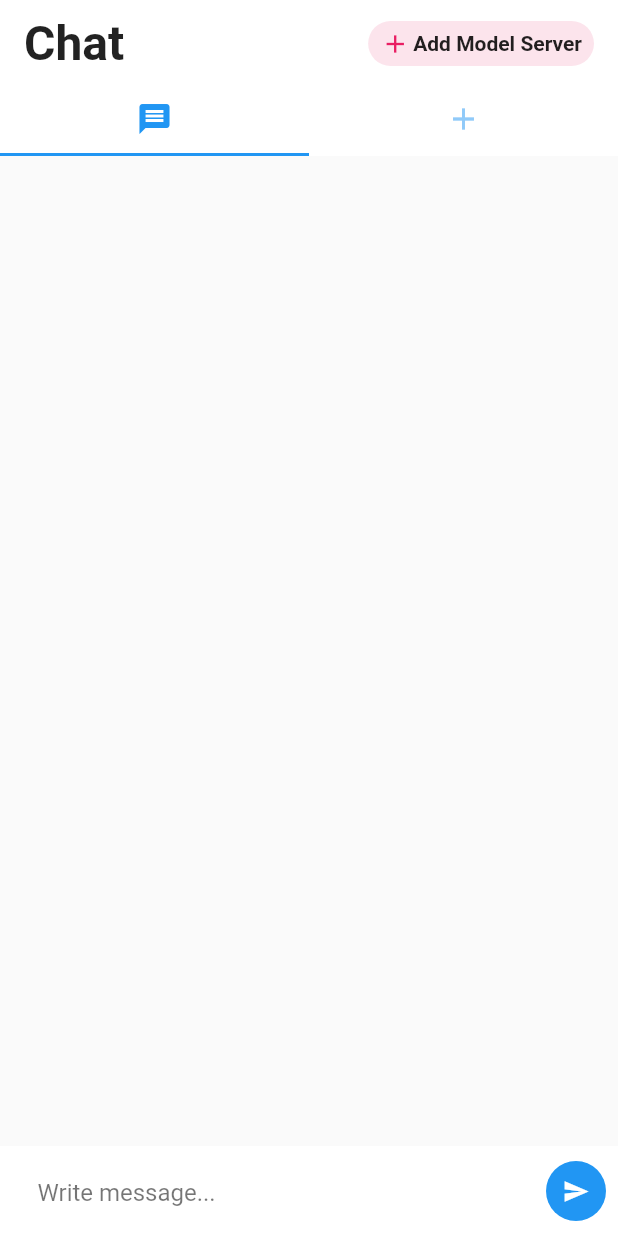
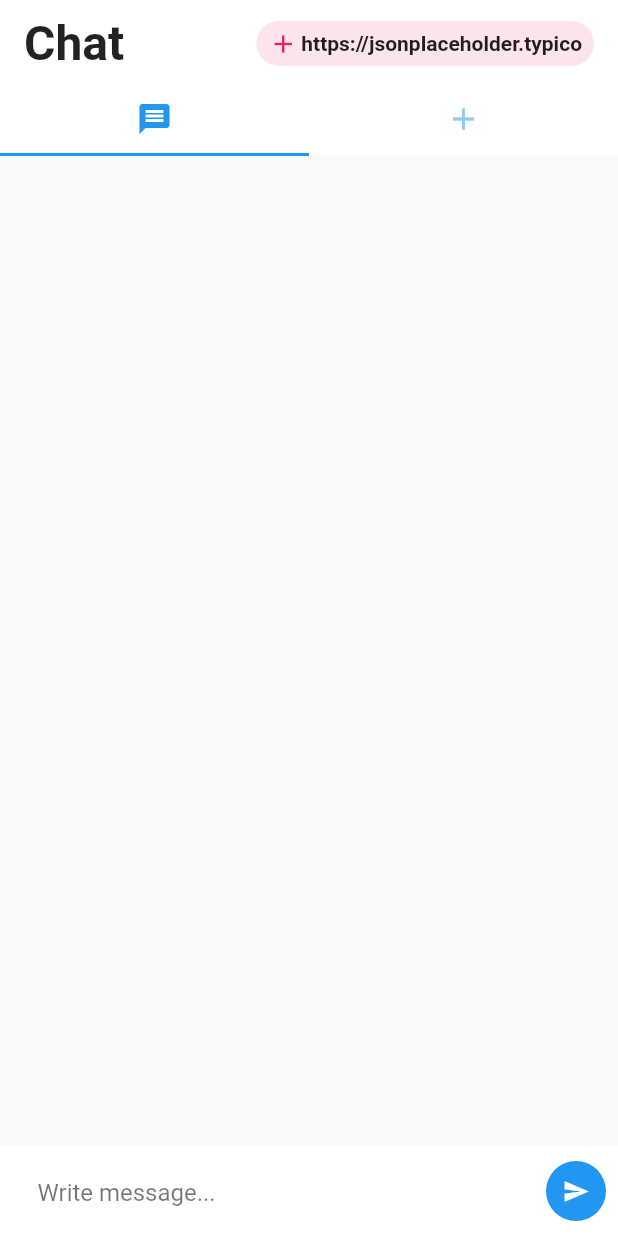
Before and after one commit to shambu09/chat-bot-app, a Flutter app: the screen it shows after launch, after a tap on the "send" icon, on a phone screen of 412 x 824 dp. Run offline on Flutter 3.47's test engine with Material 2 defaults, Android fonts, the phone set to English and light mode, and no system bars.

Commit message:
Integerated Server change, State flow resolved and status display

```diff
--- a/lib/models/chatMessageModel.dart
+++ b/lib/models/chatMessageModel.dart
@@ -3,6 +3,5 @@ import 'package:flutter/cupertino.dart';
 class ChatMessage {
   String messageContent;
   String messageType;
-  ChatMessage(
-      {@required this.messageContent = "", @required this.messageType = ""});
+  ChatMessage({required this.messageContent, required this.messageType});
 }
--- a/lib/screens/chatDetailPage.dart
+++ b/lib/screens/chatDetailPage.dart
@@ -1,72 +1,33 @@
-import 'package:http/http.dart' as http;
 import 'package:flutter/material.dart';
-import 'dart:convert';
 import 'package:myapp/models/chatMessageModel.dart';
 
-class ChatDetailPage extends StatefulWidget {
-  String address = "";
-  ChatDetailPage(String _address) {
-    address = _address;
-  }
-
-  @override
-  _ChatDetailPageState createState() => _ChatDetailPageState(address);
-}
-
-class _ChatDetailPageState extends State<ChatDetailPage> {
+class ChatDetailPage extends StatelessWidget {
   List<ChatMessage> messages = [];
-  String tmp = "";
   final myController = TextEditingController();
   String modelip = "";
 
-  _ChatDetailPageState(String address) {
-    modelip = address;
-  }
+  Function handleResponse = () {};
+  Function handleClick = () {};
 
-  sendReq(String query) async {
-    final response = await http.get(Uri.parse(modelip));
-
-    if (response.statusCode == 200) {
-      handleResponse(jsonDecode(response.body)["title"]);
-    } else {
-      throw Exception('Failed to load album');
-    }
-  }
-
-  handleResponse(String res) {
-    setState(() {
-      messages.insert(
-          0, ChatMessage(messageContent: res, messageType: "receiver"));
-    });
-  }
-
-  handleCLick() {
-    setState(() {
-      tmp = myController.text;
-      if (tmp != "") {
-        sendReq(tmp);
-        messages.insert(
-            0, ChatMessage(messageContent: tmp, messageType: "sender"));
-        myController.clear();
-      }
-    });
+  ChatDetailPage(List<ChatMessage> messages, String modelip,
+      Function handleResponse, Function handleClick) {
+    this.modelip = modelip;
+    this.messages = messages;
+    this.handleClick = handleClick;
+    this.handleResponse = handleResponse;
   }
 
   @override
   void dispose() {
-    // Clean up the controller when the widget is disposed.
     myController.dispose();
-    super.dispose();
   }
 
   @override
   Widget build(BuildContext context) {
-    print("-------------------ChatDetailPage: $modelip");
     return Scaffold(
       body: Stack(
         children: <Widget>[
-          Column(mainAxisSize: MainAxisSize.max, //Add this line onyour column
-              children: [
+          Column(mainAxisSize: MainAxisSize.max, children: [
             Expanded(
               child: ListView.builder(
                 itemCount: messages.length,
@@ -78,20 +39,30 @@ class _ChatDetailPageState extends State<ChatDetailPage> {
                     padding: EdgeInsets.only(
                         left: 16, right: 16, top: 10, bottom: 10),
                     child: Align(
-                          alignment: (messages[index].messageType == "receiver"
+                      alignment: (messages[index].messageType == "status"
+                          ? Alignment.topCenter
+                          : messages[index].messageType == "receiver"
                               ? Alignment.topLeft
                               : Alignment.topRight),
                       child: Container(
                         decoration: BoxDecoration(
                           borderRadius: BorderRadius.circular(20),
-                              color: (messages[index].messageType == "receiver"
-                                  ? Colors.grey.shade200
+                          color: (messages[index].messageType == "status"
+                              ? Colors.transparent
+                              : messages[index].messageType == "receiver"
+                                  ? Colors.pink[50]
                                   : Colors.blue[200]),
                         ),
                         padding: EdgeInsets.all(16),
                         child: Text(
                           messages[index].messageContent,
-                              style: TextStyle(fontSize: 15),
+                          style: TextStyle(
+                              fontSize: (messages[index].messageType == "status"
+                                  ? 13
+                                  : 15),
+                              color: (messages[index].messageType == "status"
+                                  ? Colors.black54
+                                  : Colors.black)),
                         ),
                       ),
                     ),
@@ -125,8 +96,8 @@ class _ChatDetailPageState extends State<ChatDetailPage> {
                     ),
                     FloatingActionButton(
                       onPressed: () {
-                            handleCLick();
-                            print("pressed");
+                        handleClick(myController.text);
+                        myController.clear();
                       },
                       child: Icon(
                         Icons.send,
--- a/lib/screens/homePage.dart
+++ b/lib/screens/homePage.dart
@@ -1,5 +1,8 @@
 import 'homePageStyle.dart';
 import 'package:flutter/material.dart';
+import 'package:myapp/models/chatMessageModel.dart';
+import 'dart:convert';
+import 'package:http/http.dart' as http;
 
 class HomePage extends StatefulWidget {
   @override
@@ -7,16 +10,59 @@ class HomePage extends StatefulWidget {
 }
 
 class _HomePage extends State<HomePage> {
-  String address = "https://jsonplaceholder.typicode.com/albums/1";
+  List<ChatMessage> messages = [];
+  String tmp = "";
+  final myController = TextEditingController();
+  String modelip = "https://jsonplaceholder.typicode.com/albums/1";
 
-  handleAdChange(_address) {
-    print("-------------------------------homePage: $_address");
+  handleAdChange(address) {
+    this.setState(() {
+      if (address != "") {
+        modelip = address;
+        messages.insert(
+            0,
+            ChatMessage(
+                messageContent: "Server Changed: '$modelip'",
+                messageType: "status"));
+      }
+    });
+    print("-------------------------------homePage: $address");
+  }
+
+  sendReq(String query) async {
+    try {
+      final response = await http.get(Uri.parse(modelip));
+      if (response.statusCode == 200) {
+        handleResponse(jsonDecode(response.body)["title"]);
+      } else {
+        throw Exception('Failed to load album');
+      }
+    } catch (e) {
+      handleResponse("Invalid Config");
+    }
+  }
+
+  handleResponse(String res) {
     setState(() {
-      address = _address;
+      messages.insert(
+          0, ChatMessage(messageContent: res, messageType: "receiver"));
     });
   }
 
+  handleClick(String tmp) {
+    print("----------------------------------------$modelip");
+    setState(() {
+      if (tmp != "") {
+        sendReq(tmp);
+        messages.insert(
+            0, ChatMessage(messageContent: tmp, messageType: "sender"));
+      }
+    });
+  }
+
+  @override
   Widget build(BuildContext context) {
-    return HomePageStyle(handleAdChange, address);
+    return HomePageStyle(
+        handleAdChange, modelip, handleClick, handleResponse, messages);
   }
 }
--- a/lib/screens/homePageStyle.dart
+++ b/lib/screens/homePageStyle.dart
@@ -1,5 +1,7 @@
 import 'dart:ui';
+import 'dart:math';
 
+import 'package:myapp/models/chatMessageModel.dart';
 import 'package:flutter/material.dart';
 import 'package:myapp/screens/chatDetailPage.dart';
 
@@ -11,7 +13,7 @@ Future<dynamic> createDialog(BuildContext context) {
       context: context,
       builder: (context) {
         return AlertDialog(
-          title: Text("Model server address: "),
+          title: Text("Model Server Address: "),
           content: TextField(
             controller: _controller,
           ),
@@ -21,7 +23,6 @@ Future<dynamic> createDialog(BuildContext context) {
               child: Text("Add"),
               onPressed: () {
                 tmp = _controller.text.toString();
-                print("-------------------------------homePageStyle: $tmp");
                 Navigator.of(context).pop(tmp);
               },
             )
@@ -31,18 +32,20 @@ Future<dynamic> createDialog(BuildContext context) {
 }
 
 class HomePageStyle extends StatelessWidget {
-  final tab = new TabBar(tabs: <Tab>[
-    new Tab(icon: new Icon(Icons.arrow_forward)),
-    new Tab(icon: new Icon(Icons.arrow_downward)),
-    new Tab(icon: new Icon(Icons.arrow_back)),
-  ]);
-
-  String address = "";
+  List<ChatMessage> messages = [];
+  String modelip = "";
+  Function handleResponse = () {};
+  Function handleClick = () {};
   Function callback = () {};
 
-  HomePageStyle(Function _callback, String _address) {
-    callback = _callback;
-    address = _address;
+  HomePageStyle(Function callback, String modelip, Function handleClick,
+      Function handleResponse, messages) {
+    print("-------------------------------changing: $modelip");
+    this.callback = callback;
+    this.modelip = modelip;
+    this.handleClick = handleClick;
+    this.handleResponse = handleResponse;
+    this.messages = messages;
   }
 
   @override
@@ -79,7 +82,6 @@ class HomePageStyle extends StatelessWidget {
                           ),
                           child: GestureDetector(
                             onTap: () {
-                              print("pressed model");
                               createDialog(context)
                                   .then((value) => callback(value));
                             },
@@ -94,7 +96,10 @@ class HomePageStyle extends StatelessWidget {
                                   width: 2,
                                 ),
                                 Text(
-                                  "Add Model Server",
+                                  this.modelip == ""
+                                      ? "Add a model server"
+                                      : this.modelip.substring(
+                                          0, min(this.modelip.length, 30)),
                                   style: TextStyle(
                                       fontSize: 14,
                                       fontWeight: FontWeight.bold),
@@ -121,8 +126,8 @@ class HomePageStyle extends StatelessWidget {
         ),
         body: TabBarView(
           children: [
-            ChatDetailPage(""),
-            Icon(Icons.directions_transit),
+            ChatDetailPage(messages, modelip, handleResponse, handleClick),
+            Icon(Icons.developer_mode),
           ],
         ),
       ),
```
Lines whose indentation alone changed are shown as unchanged.
